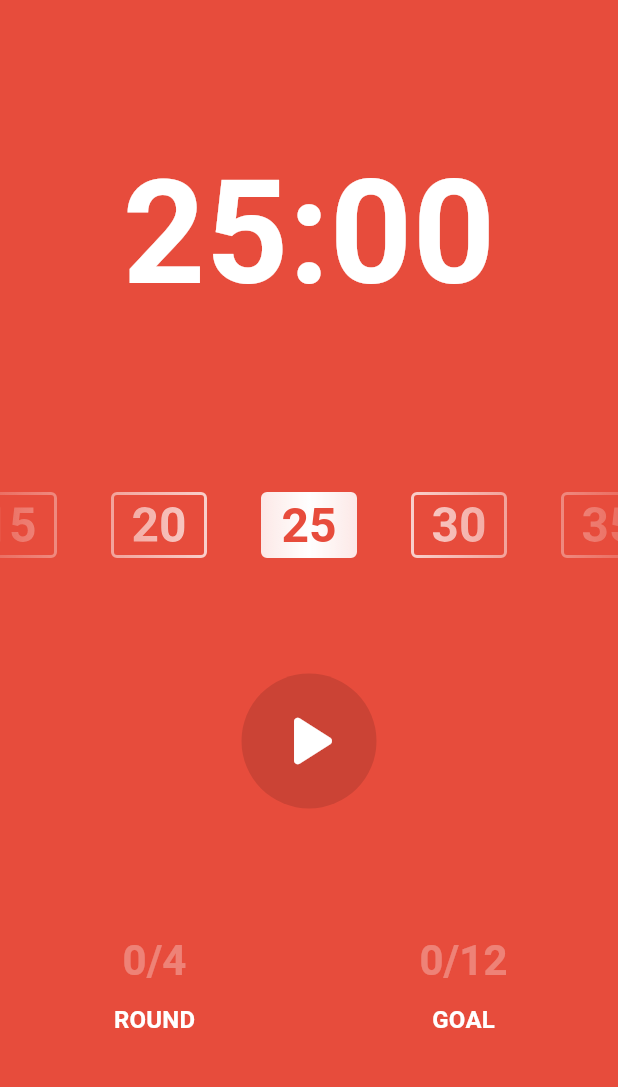
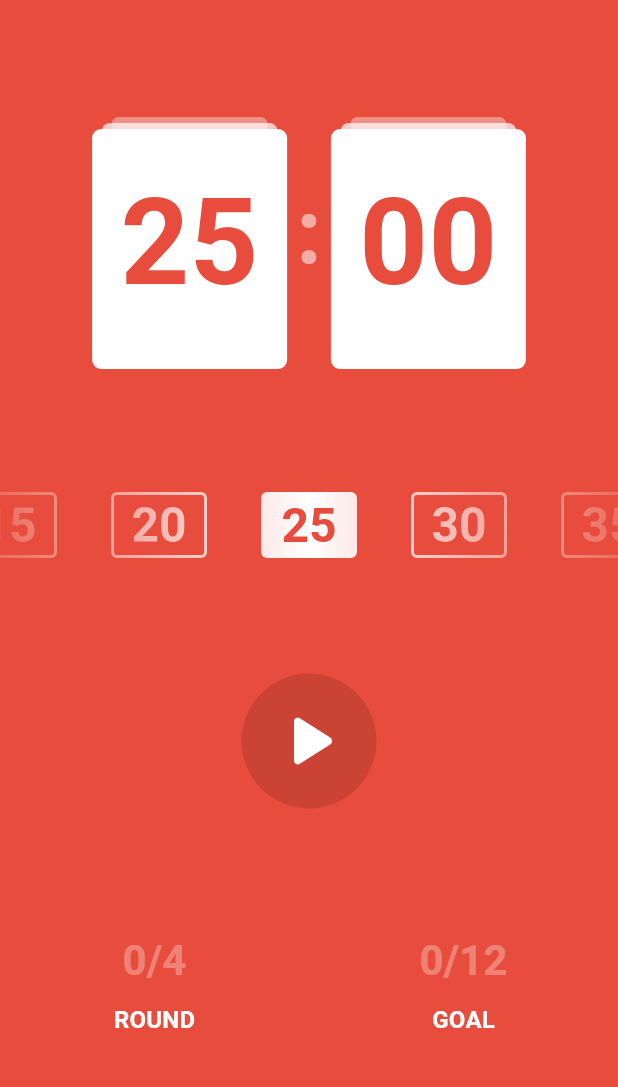
Before and after one commit to bam-e22/pomotimer_flutter, a Flutter app: the screen it shows after launch, on a phone screen of 412 x 824 dp, the part 63-1150 px from its top. Run offline on Flutter 3.47's test engine with Material 2 defaults, Android fonts, the phone set to English and light mode, and no system bars.

Commit message:
add boxed_text widget

```diff
--- /dev/null
+++ b/lib/ui/components/boxed_text.dart
@@ -0,0 +1,74 @@
+import 'package:flutter/material.dart';
+import 'package:pomotimer/constants/sizes.dart';
+
+class BoxedText extends StatelessWidget {
+  const BoxedText({
+    super.key,
+    required this.text,
+  });
+
+  final String text;
+  final double _width = 130;
+  final double _height = 160;
+
+  @override
+  Widget build(BuildContext context) {
+    return Stack(
+      children: [
+        Transform.translate(
+          offset: const Offset(0, -24),
+          child: Transform.scale(
+            scale: 0.8,
+            child: Container(
+              width: _width,
+              height: _height,
+              decoration: BoxDecoration(
+                color: Colors.white38,
+                shape: BoxShape.rectangle,
+                borderRadius: BorderRadius.circular(Sizes.size6),
+              ),
+            ),
+          ),
+        ),
+        Transform.translate(
+          offset: const Offset(0, -12),
+          child: Transform.scale(
+            scale: 0.9,
+            child: Container(
+              width: _width,
+              height: _height,
+              decoration: BoxDecoration(
+                color: Colors.white70,
+                shape: BoxShape.rectangle,
+                borderRadius: BorderRadius.circular(Sizes.size6),
+              ),
+            ),
+          ),
+        ),
+        Container(
+          width: _width,
+          height: _height,
+          decoration: BoxDecoration(
+              color: Colors.white,
+              shape: BoxShape.rectangle,
+              borderRadius: BorderRadius.circular(Sizes.size6)),
+          child: Padding(
+            padding: const EdgeInsets.symmetric(
+              horizontal: Sizes.size8,
+              vertical: Sizes.size18,
+            ),
+            child: Text(
+              text,
+              textAlign: TextAlign.center,
+              style: TextStyle(
+                fontSize: 80,
+                color: Theme.of(context).primaryColor,
+                fontWeight: FontWeight.w600,
+              ),
+            ),
+          ),
+        ),
+      ],
+    );
+  }
+}
--- a/lib/ui/components/timer_preset_pager.dart
+++ b/lib/ui/components/timer_preset_pager.dart
@@ -1,5 +1,4 @@
 import 'package:flutter/material.dart';
-import 'package:pomotimer/constants/colors.dart';
 import 'package:pomotimer/constants/sizes.dart';
 
 class TimerPresetPager extends StatefulWidget {
@@ -68,7 +67,7 @@ class _TimerPresetPagerState extends State<TimerPresetPager> {
                       style:
                           Theme.of(context).textTheme.headlineLarge?.copyWith(
                                 color: selectedIndex == index
-                                    ? MyColors.carminePink
+                                    ? Theme.of(context).primaryColor
                                     : Colors.white,
                                 fontWeight: FontWeight.w600,
                               ),
--- a/lib/ui/components/timer_text.dart
+++ b/lib/ui/components/timer_text.dart
@@ -1,18 +1,26 @@
 import 'package:flutter/material.dart';
 import 'package:pomotimer/constants/gaps.dart';
+import 'package:pomotimer/constants/sizes.dart';
+import 'package:pomotimer/ui/components/boxed_text.dart';
 
 class TimerText extends StatelessWidget {
   const TimerText({
     super.key,
     required this.duration,
+    required this.showDescription,
     required this.description,
   });
 
   final Duration duration;
+  final bool showDescription;
   final String description;
 
-  String format(Duration duration) {
-    return duration.toString().split(".").first.substring(2, 7);
+  String formatMinutes(Duration duration) {
+    return duration.toString().split(".").first.substring(2, 4);
+  }
+
+  String formatSeconds(Duration duration) {
+    return duration.toString().split(".").first.substring(5, 7);
   }
 
   @override
@@ -21,21 +29,44 @@ class TimerText extends StatelessWidget {
       mainAxisAlignment: MainAxisAlignment.center,
       crossAxisAlignment: CrossAxisAlignment.center,
       children: [
-        Gaps.v20,
-        Text(
-          format(duration),
-          style: const TextStyle(
-            fontSize: 96,
-            color: Colors.white,
+        Gaps.v60,
+        Row(
+          mainAxisAlignment: MainAxisAlignment.center,
+          crossAxisAlignment: CrossAxisAlignment.center,
+          children: [
+            BoxedText(
+              text: formatMinutes(duration),
+            ),
+            Transform.translate(
+              offset: const Offset(0, -10),
+              child: const Padding(
+                padding: EdgeInsets.symmetric(horizontal: Sizes.size6),
+                child: Text(
+                  ':',
+                  style: TextStyle(
+                    fontSize: 60,
+                    color: Colors.white54,
                     fontWeight: FontWeight.w600,
                   ),
                 ),
-        Text(
+              ),
+            ),
+            BoxedText(
+              text: formatSeconds(duration),
+            ),
+          ],
+        ),
+        Gaps.v20,
+        AnimatedOpacity(
+          opacity: showDescription ? 1.0 : 0.0,
+          duration: const Duration(milliseconds: 300),
+          child: Text(
             description,
             style: Theme.of(context)
                 .textTheme
                 .titleMedium
                 ?.copyWith(color: Colors.white60),
+          ),
         )
       ],
     );
--- a/lib/ui/timer_screen.dart
+++ b/lib/ui/timer_screen.dart
@@ -131,9 +131,8 @@ class _TimerScreenState extends State<TimerScreen> {
             fit: FlexFit.tight,
             child: TimerText(
               duration: _workingDuration,
-              description: _isRunning
-                  ? (_isWorking ? "Work on your task!" : "take a rest...")
-                  : "",
+              showDescription: _isRunning,
+              description: _isWorking ? "Work on your task!" : "take a rest...",
             ),
           ),
           Flexible(
```
Lines whose indentation alone changed are shown as unchanged.
